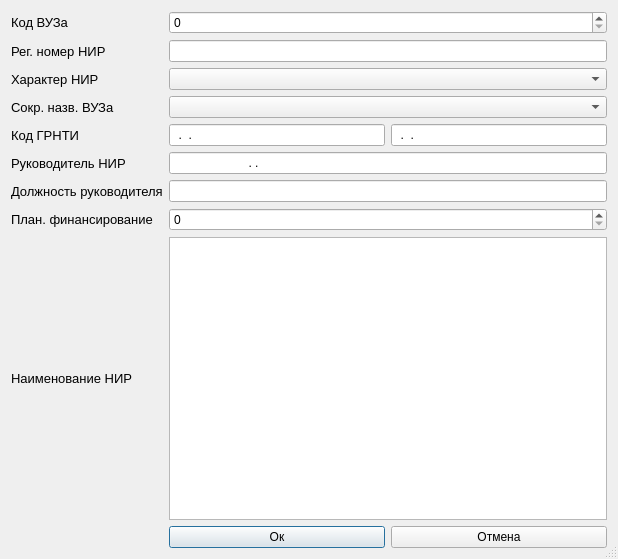
This is add_button.ui in kotukhov/pySQL as Qt 5 draws it before an edit. The edited form follows.
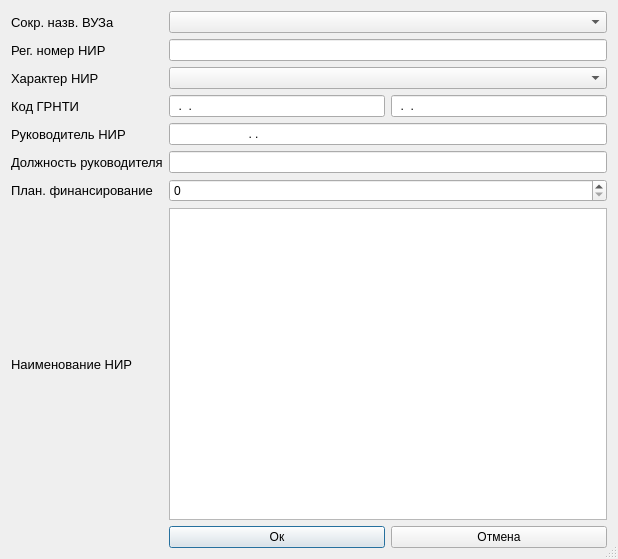
This is the edited form.

Commit message: delete cod_vuz from adding in form add_button.ui

```diff
--- a/add_button.ui
+++ b/add_button.ui
@@ -17,53 +17,109 @@
    <bool>true</bool>
   </property>
   <layout class="QGridLayout" name="gridLayout">
-   <item row="0" column="0">
-    <widget class="QLabel" name="label">
+   <item row="8" column="0">
+    <widget class="QLabel" name="label_7">
      <property name="font">
       <font>
        <pointsize>10</pointsize>
       </font>
      </property>
      <property name="text">
-      <string>Код ВУЗа</string>
+      <string>Должность руководителя</string>
      </property>
     </widget>
    </item>
-   <item row="0" column="1" colspan="2">
-    <widget class="QSpinBox" name="cod_vuz"/>
+   <item row="7" column="1" colspan="2">
+    <widget class="QLineEdit" name="ruk_nir">
+     <property name="inputMask">
+      <string>AAAAAAAAAAAAAAAAAAAAA A.A.</string>
+     </property>
+     <property name="text">
+      <string> ..</string>
+     </property>
+    </widget>
    </item>
-   <item row="1" column="0">
-    <widget class="QLabel" name="label_2">
+   <item row="6" column="2">
+    <widget class="QLineEdit" name="cod_grnti_2">
+     <property name="enabled">
+      <bool>true</bool>
+     </property>
+     <property name="autoFillBackground">
+      <bool>false</bool>
+     </property>
+     <property name="inputMethodHints">
+      <set>Qt::ImhDigitsOnly</set>
+     </property>
+     <property name="inputMask">
+      <string>00.00.00</string>
+     </property>
+     <property name="maxLength">
+      <number>8</number>
+     </property>
+     <property name="frame">
+      <bool>true</bool>
+     </property>
+     <property name="dragEnabled">
+      <bool>false</bool>
+     </property>
+     <property name="readOnly">
+      <bool>false</bool>
+     </property>
+    </widget>
+   </item>
+   <item row="6" column="1">
+    <widget class="QLineEdit" name="cod_grnti">
+     <property name="enabled">
+      <bool>true</bool>
+     </property>
+     <property name="autoFillBackground">
+      <bool>false</bool>
+     </property>
+     <property name="inputMethodHints">
+      <set>Qt::ImhDigitsOnly</set>
+     </property>
+     <property name="inputMask">
+      <string>00.00.00</string>
+     </property>
+     <property name="maxLength">
+      <number>8</number>
+     </property>
+     <property name="frame">
+      <bool>true</bool>
+     </property>
+     <property name="dragEnabled">
+      <bool>false</bool>
+     </property>
+     <property name="readOnly">
+      <bool>false</bool>
+     </property>
+    </widget>
+   </item>
+   <item row="6" column="0">
+    <widget class="QLabel" name="label_5">
      <property name="font">
       <font>
        <pointsize>10</pointsize>
       </font>
      </property>
      <property name="text">
-      <string>Рег. номер НИР</string>
+      <string>Код ГРНТИ</string>
      </property>
     </widget>
    </item>
-   <item row="1" column="1" colspan="2">
-    <widget class="QLineEdit" name="reg_number_nir">
-     <property name="inputMask">
-      <string/>
-     </property>
-    </widget>
-   </item>
-   <item row="2" column="0">
-    <widget class="QLabel" name="label_3">
+   <item row="7" column="0">
+    <widget class="QLabel" name="label_6">
      <property name="font">
       <font>
        <pointsize>10</pointsize>
       </font>
      </property>
      <property name="text">
-      <string>Характер НИР</string>
+      <string>Руководитель НИР</string>
      </property>
     </widget>
    </item>
-   <item row="2" column="1" colspan="2">
+   <item row="3" column="1" colspan="2">
     <widget class="QComboBox" name="character_nir">
      <property name="enabled">
       <bool>true</bool>
@@ -97,18 +153,73 @@
     </widget>
    </item>
    <item row="3" column="0">
-    <widget class="QLabel" name="label_4">
+    <widget class="QLabel" name="label_3">
      <property name="font">
       <font>
        <pointsize>10</pointsize>
       </font>
      </property>
      <property name="text">
-      <string>Сокр. назв. ВУЗа</string>
+      <string>Характер НИР</string>
      </property>
     </widget>
    </item>
-   <item row="3" column="1" colspan="2">
+   <item row="10" column="0">
+    <widget class="QLabel" name="label_9">
+     <property name="font">
+      <font>
+       <pointsize>10</pointsize>
+      </font>
+     </property>
+     <property name="text">
+      <string>Наименование НИР</string>
+     </property>
+    </widget>
+   </item>
+   <item row="9" column="1" colspan="2">
+    <widget class="QSpinBox" name="financial">
+     <property name="maximum">
+      <number>100000000</number>
+     </property>
+    </widget>
+   </item>
+   <item row="9" column="0">
+    <widget class="QLabel" name="label_8">
+     <property name="font">
+      <font>
+       <pointsize>10</pointsize>
+      </font>
+     </property>
+     <property name="text">
+      <string>План. финансирование</string>
+     </property>
+    </widget>
+   </item>
+   <item row="8" column="1" colspan="2">
+    <widget class="QLineEdit" name="post"/>
+   </item>
+   <item row="11" column="1">
+    <widget class="QPushButton" name="agreeButton">
+     <property name="text">
+      <string>Ок</string>
+     </property>
+    </widget>
+   </item>
+   <item row="11" column="2">
+    <widget class="QPushButton" name="cancelButton">
+     <property name="text">
+      <string>Отмена</string>
+     </property>
+    </widget>
+   </item>
+   <item row="10" column="1" colspan="2">
+    <widget class="QTextBrowser" name="naming_nir">
+     <property name="readOnly">
+      <bool>false</bool>
+     </property>
+    </widget>
+   </item>
+   <item row="1" column="1" colspan="2">
     <widget class="QComboBox" name="socr_naming">
      <property name="enabled">
       <bool>true</bool>
@@ -431,160 +542,34 @@
      </item>
     </widget>
    </item>
-   <item row="4" column="0">
-    <widget class="QLabel" name="label_5">
+   <item row="1" column="0">
+    <widget class="QLabel" name="label_4">
      <property name="font">
       <font>
        <pointsize>10</pointsize>
       </font>
      </property>
      <property name="text">
-      <string>Код ГРНТИ</string>
+      <string>Сокр. назв. ВУЗа</string>
      </property>
     </widget>
    </item>
-   <item row="4" column="1">
-    <widget class="QLineEdit" name="cod_grnti">
-     <property name="enabled">
-      <bool>true</bool>
-     </property>
-     <property name="autoFillBackground">
-      <bool>false</bool>
-     </property>
-     <property name="inputMethodHints">
-      <set>Qt::ImhDigitsOnly</set>
-     </property>
-     <property name="inputMask">
-      <string>00.00.00</string>
-     </property>
-     <property name="maxLength">
-      <number>8</number>
-     </property>
-     <property name="frame">
-      <bool>true</bool>
-     </property>
-     <property name="dragEnabled">
-      <bool>false</bool>
-     </property>
-     <property name="readOnly">
-      <bool>false</bool>
-     </property>
-    </widget>
-   </item>
-   <item row="4" column="2">
-    <widget class="QLineEdit" name="cod_grnti_2">
-     <property name="enabled">
-      <bool>true</bool>
-     </property>
-     <property name="autoFillBackground">
-      <bool>false</bool>
-     </property>
-     <property name="inputMethodHints">
-      <set>Qt::ImhDigitsOnly</set>
-     </property>
-     <property name="inputMask">
-      <string>00.00.00</string>
-     </property>
-     <property name="maxLength">
-      <number>8</number>
-     </property>
-     <property name="frame">
-      <bool>true</bool>
-     </property>
-     <property name="dragEnabled">
-      <bool>false</bool>
-     </property>
-     <property name="readOnly">
-      <bool>false</bool>
-     </property>
-    </widget>
-   </item>
-   <item row="5" column="0">
-    <widget class="QLabel" name="label_6">
+   <item row="2" column="0">
+    <widget class="QLabel" name="label_2">
      <property name="font">
       <font>
        <pointsize>10</pointsize>
       </font>
      </property>
      <property name="text">
-      <string>Руководитель НИР</string>
+      <string>Рег. номер НИР</string>
      </property>
     </widget>
    </item>
-   <item row="5" column="1" colspan="2">
-    <widget class="QLineEdit" name="ruk_nir">
+   <item row="2" column="1" colspan="2">
+    <widget class="QLineEdit" name="reg_number_nir">
      <property name="inputMask">
-      <string>AAAAAAAAAAAAAAAAAAAAA A.A.</string>
-     </property>
-     <property name="text">
-      <string> ..</string>
-     </property>
-    </widget>
-   </item>
-   <item row="6" column="0">
-    <widget class="QLabel" name="label_7">
-     <property name="font">
-      <font>
-       <pointsize>10</pointsize>
-      </font>
-     </property>
-     <property name="text">
-      <string>Должность руководителя</string>
-     </property>
-    </widget>
-   </item>
-   <item row="6" column="1" colspan="2">
-    <widget class="QLineEdit" name="post"/>
-   </item>
-   <item row="7" column="0">
-    <widget class="QLabel" name="label_8">
-     <property name="font">
-      <font>
-       <pointsize>10</pointsize>
-      </font>
-     </property>
-     <property name="text">
-      <string>План. финансирование</string>
-     </property>
-    </widget>
-   </item>
-   <item row="7" column="1" colspan="2">
-    <widget class="QSpinBox" name="financial">
-     <property name="maximum">
-      <number>100000000</number>
-     </property>
-    </widget>
-   </item>
-   <item row="8" column="0">
-    <widget class="QLabel" name="label_9">
-     <property name="font">
-      <font>
-       <pointsize>10</pointsize>
-      </font>
-     </property>
-     <property name="text">
-      <string>Наименование НИР</string>
-     </property>
-    </widget>
-   </item>
-   <item row="8" column="1" colspan="2">
-    <widget class="QTextBrowser" name="naming_nir">
-     <property name="readOnly">
-      <bool>false</bool>
-     </property>
-    </widget>
-   </item>
-   <item row="9" column="1">
-    <widget class="QPushButton" name="agreeButton">
-     <property name="text">
-      <string>Ок</string>
-     </property>
-    </widget>
-   </item>
-   <item row="9" column="2">
-    <widget class="QPushButton" name="cancelButton">
-     <property name="text">
-      <string>Отмена</string>
+      <string/>
      </property>
     </widget>
    </item>
```
The commit also changes 5 other files.
